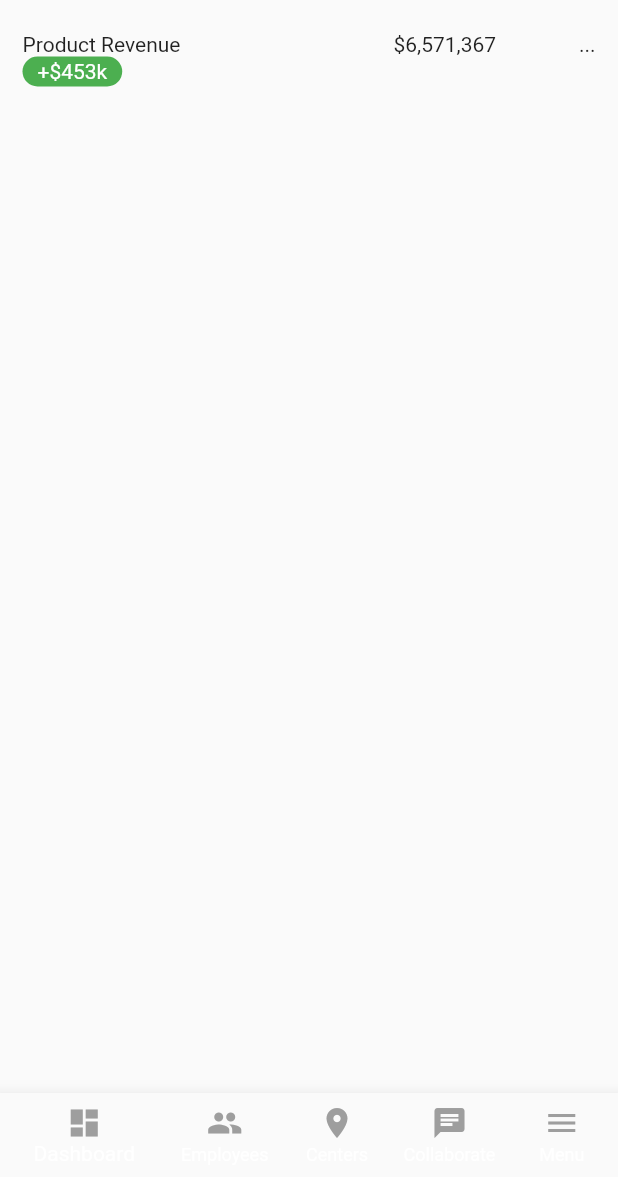
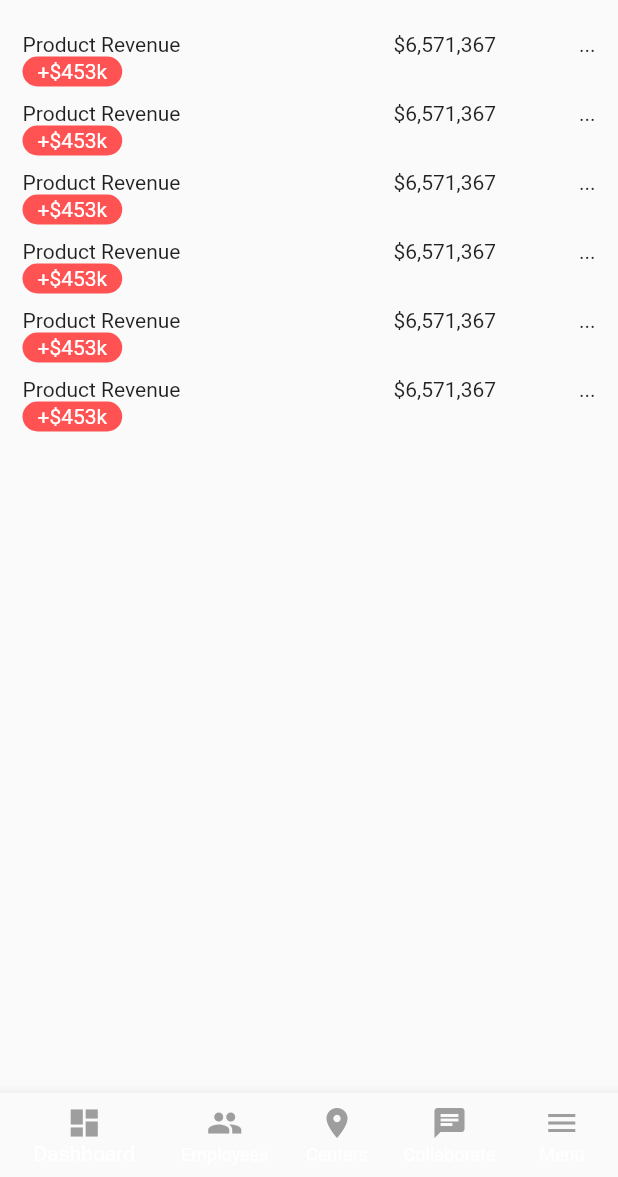
Before and after one commit to whilestevego/z_flutter_demo, a Flutter app: the screen it shows after launch, on a phone screen of 412 x 824 dp, the part 59-1236 px from its top. Run offline on Flutter 3.47's test engine with Material 2 defaults, Android fonts, the phone set to English and light mode, and no system bars.

Commit message:
Break off into Pill & RevenueItem components

```diff
--- /dev/null
+++ b/lib/components/pill.dart
@@ -0,0 +1,28 @@
+import 'package:flutter/material.dart';
+
+class Pill extends StatelessWidget {
+  final String text;
+  final Color color;
+  final Color backgroundColor;
+
+  const Pill({
+    Key key,
+    @required this.text,
+    this.color = Colors.white,
+    this.backgroundColor = Colors.grey,
+  }) : super(key: key);
+
+  @override
+  Widget build(BuildContext context) {
+    return Container(
+        decoration: BoxDecoration(
+          color: backgroundColor,
+          borderRadius: BorderRadius.all(Radius.circular(10)),
+        ),
+        padding: EdgeInsets.fromLTRB(10, 2, 10, 2),
+        child: Text(
+          text,
+          style: TextStyle(color: color),
+        ));
+  }
+}
--- /dev/null
+++ b/lib/components/revenue_item.dart
@@ -0,0 +1,44 @@
+import 'package:flutter/material.dart';
+import 'package:intl/intl.dart';
+import 'package:zenoti_assignment/components/pill.dart';
+
+class RevenueItem extends StatelessWidget {
+  final String title;
+  final num amount;
+  final num previousAmount;
+
+  const RevenueItem({
+    Key key,
+    @required this.title,
+    @required this.amount,
+    @required this.previousAmount,
+  }) : super(key: key);
+
+  @override
+  Widget build(BuildContext context) {
+    var f = NumberFormat("\$###,###", "en_CA");
+
+    return Padding(
+      padding: const EdgeInsets.all(5.0),
+      child: Row(
+        crossAxisAlignment: CrossAxisAlignment.start,
+        children: <Widget>[
+          Expanded(
+              flex: 2,
+              child: Column(
+                crossAxisAlignment: CrossAxisAlignment.start,
+                children: <Widget>[
+                  Text(title),
+                  Pill(
+                    text: '+\$453k',
+                    backgroundColor: Colors.redAccent,
+                  )
+                ],
+              )),
+          Expanded(flex: 1, child: Text(f.format(amount))),
+          Text('...'),
+        ],
+      ),
+    );
+  }
+}
--- a/lib/main.dart
+++ b/lib/main.dart
@@ -1,4 +1,5 @@
 import 'package:flutter/material.dart';
+import 'components/revenue_item.dart';
 
 void main() => runApp(MyApp());
 
@@ -69,35 +70,36 @@ class _MyHomePageState extends State<MyHomePage> {
         child: ListView(
           padding: const EdgeInsets.only(left: 10.0, right: 10.0),
           children: <Widget>[
-            Padding(
-              padding: const EdgeInsets.all(5.0),
-              child: Row(
-                crossAxisAlignment: CrossAxisAlignment.start,
-                children: <Widget>[
-                  Expanded(
-                      flex: 2,
-                      child: Column(
-                        crossAxisAlignment: CrossAxisAlignment.start,
-                        children: <Widget>[
-                          Text('Product Revenue'),
-                          Container(
-                              decoration: BoxDecoration(
-                                color: Colors.green,
-                                borderRadius:
-                                    BorderRadius.all(Radius.circular(10)),
-                              ),
-                              padding: EdgeInsets.fromLTRB(10, 2, 10, 2),
-                              child: Text(
-                                '+\$453k',
-                                style: TextStyle(color: Colors.white),
-                              ))
-                        ],
-                      )),
-                  Expanded(flex: 1, child: Text('\$6,571,367')),
-                  Text('...'),
-                ],
-              ),
-            )
+            RevenueItem(
+              title: 'Product Revenue',
+              amount: 6571367,
+              previousAmount: 6231367,
+            ),
+            RevenueItem(
+              title: 'Product Revenue',
+              amount: 6571367,
+              previousAmount: 6231367,
+            ),
+            RevenueItem(
+              title: 'Product Revenue',
+              amount: 6571367,
+              previousAmount: 6231367,
+            ),
+            RevenueItem(
+              title: 'Product Revenue',
+              amount: 6571367,
+              previousAmount: 6231367,
+            ),
+            RevenueItem(
+              title: 'Product Revenue',
+              amount: 6571367,
+              previousAmount: 6231367,
+            ),
+            RevenueItem(
+              title: 'Product Revenue',
+              amount: 6571367,
+              previousAmount: 6231367,
+            ),
           ],
         ),
       ),
```
Also changed, not shown: pubspec.yaml (+1 -6 lines), pubspec.lock.
